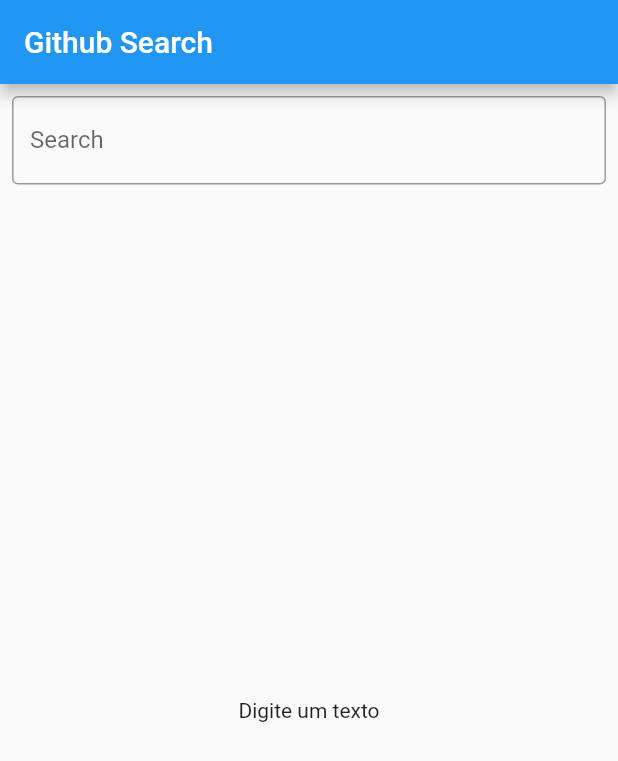
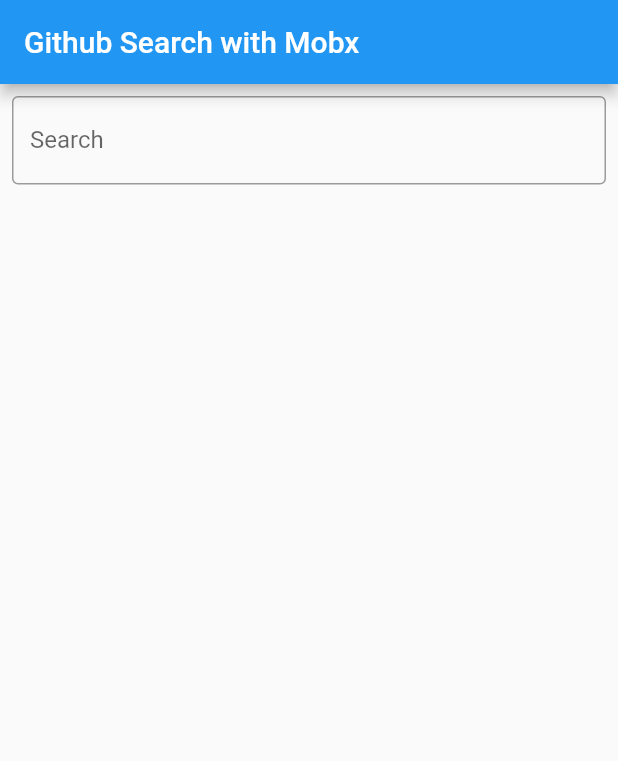
Before and after one commit to guiima/flutter_clean_architecture, a Flutter app: the screen it shows after launch, on a phone screen of 412 x 824 dp. Shown: the top 761 px of the screen. Run offline on Flutter 3.47's test engine with Material 2 defaults, Android fonts, the phone set to English and light mode, and no system bars; our stand-ins replace bloc, dartz, dio, flutter_mobx, flutter_modular, mobx; generated files the repository leaves out were written again.

Commit message:
added mobx

```diff
--- a/lib/modules/search/presenter/search/search_bloc.dart
+++ b/lib/modules/search/presenter/bloc/search_bloc.dart
@@ -1,8 +1,7 @@
 import 'package:bloc/bloc.dart';
-import 'package:flutter_clean_architecture/modules/search/domain/errors/errors.dart';
 import 'package:flutter_clean_architecture/modules/search/domain/usecases/search_text.dart';
-import 'package:flutter_clean_architecture/modules/search/presenter/search/state/search_event.dart';
-import 'package:flutter_clean_architecture/modules/search/presenter/search/state/search_state.dart';
+import 'package:flutter_clean_architecture/modules/search/presenter/bloc/state/search_event.dart';
+import 'package:flutter_clean_architecture/modules/search/presenter/bloc/state/search_state.dart';
 
 class SearchBloc extends Bloc<SearchignText, SearchState> {
   final SearchText usecase;
--- a/lib/modules/search/presenter/search_page.dart
+++ b/lib/modules/search/presenter/search_page_with_bloc.dart
@@ -1,18 +1,19 @@
 import 'package:flutter/material.dart';
-import 'package:flutter_clean_architecture/modules/search/presenter/search/search_bloc.dart';
-import 'package:flutter_clean_architecture/modules/search/presenter/search/state/search_event.dart';
-import 'package:flutter_clean_architecture/modules/search/presenter/search/state/search_state.dart';
 import 'package:flutter_modular/flutter_modular.dart';
 import 'dart:async';
 
-class SearchPage extends StatefulWidget {
-  const SearchPage({Key? key}) : super(key: key);
+import 'bloc/search_bloc.dart';
+import 'bloc/state/search_event.dart';
+import 'bloc/state/search_state.dart';
+
+class SearchPageWithBloc extends StatefulWidget {
+  const SearchPageWithBloc({Key? key}) : super(key: key);
 
   @override
-  State<SearchPage> createState() => _SearchPageState();
+  State<SearchPageWithBloc> createState() => _SearchPageWithBlocState();
 }
 
-class _SearchPageState extends State<SearchPage> {
+class _SearchPageWithBlocState extends State<SearchPageWithBloc> {
   final SearchBloc _bloc = Modular.get<SearchBloc>();
   Timer? _debounce;
 
@@ -26,7 +27,7 @@ class _SearchPageState extends State<SearchPage> {
   Widget build(BuildContext context) {
     return Scaffold(
       appBar: AppBar(
-        title: const Text('Github Search'),
+        title: const Text('Github Search with Bloc'),
       ),
       body: Column(
         children: [
--- /dev/null
+++ b/lib/modules/search/presenter/search_page_with_mobx.dart
@@ -0,0 +1,63 @@
+import 'package:flutter/material.dart';
+import 'package:flutter_mobx/flutter_mobx.dart';
+import 'package:flutter_modular/flutter_modular.dart';
+import 'dart:async';
+import 'controller/search_controller.dart';
+
+class SearchPageWithMobx extends StatefulWidget {
+  const SearchPageWithMobx({Key? key}) : super(key: key);
+
+  @override
+  State<SearchPageWithMobx> createState() => _SearchPageWithMobxState();
+}
+
+class _SearchPageWithMobxState extends State<SearchPageWithMobx> {
+  final _controller = Modular.get<SearchController>();
+  Timer? _debounce;
+
+  @override
+  Widget build(BuildContext context) {
+    return Scaffold(
+      appBar: AppBar(
+        title: const Text('Github Search with Mobx'),
+      ),
+      body: Column(
+        children: [
+          Padding(
+            padding: const EdgeInsets.only(left: 8, right: 8, top: 8),
+            child: TextField(
+              onChanged: (text) {
+                if (_debounce?.isActive ?? false) _debounce?.cancel();
+                _debounce = Timer(const Duration(milliseconds: 800), () {
+                  _controller.searchignText(text);
+                });
+              },
+              decoration: const InputDecoration(
+                border: OutlineInputBorder(),
+                label: Text('Search'),
+              ),
+            ),
+          ),
+          Expanded(
+            child: Observer(
+              builder: (context) => ListView.builder(
+                itemCount: _controller.resultSearch.length,
+                itemBuilder: (_, id) {
+                  final item = _controller.resultSearch[id];
+
+                  return ListTile(
+                    leading: CircleAvatar(
+                      backgroundImage: NetworkImage(item.avatarUrl),
+                    ),
+                    title: Text(item.login),
+                    subtitle: Text(item.id.toString()),
+                  );
+                },
+              ),
+            ),
+          )
+        ],
+      ),
+    );
+  }
+}
```
Also changed, not shown: lib/app_modules.dart (+11 -4 lines), lib/modules/search/presenter/controller/search_controller.dart (added, +28 -0 lines), pubspec.yaml (+8 -4 lines), lib/modules/search/presenter/bloc/state/search_event.dart (renamed from lib/modules/search/presenter/search/state/search_event.dart), lib/modules/search/presenter/bloc/state/search_state.dart (renamed from lib/modules/search/presenter/search/state/search_state.dart), lib/modules/search/presenter/controller/search_controller.g.dart (added), pubspec.lock, 1 other file.
